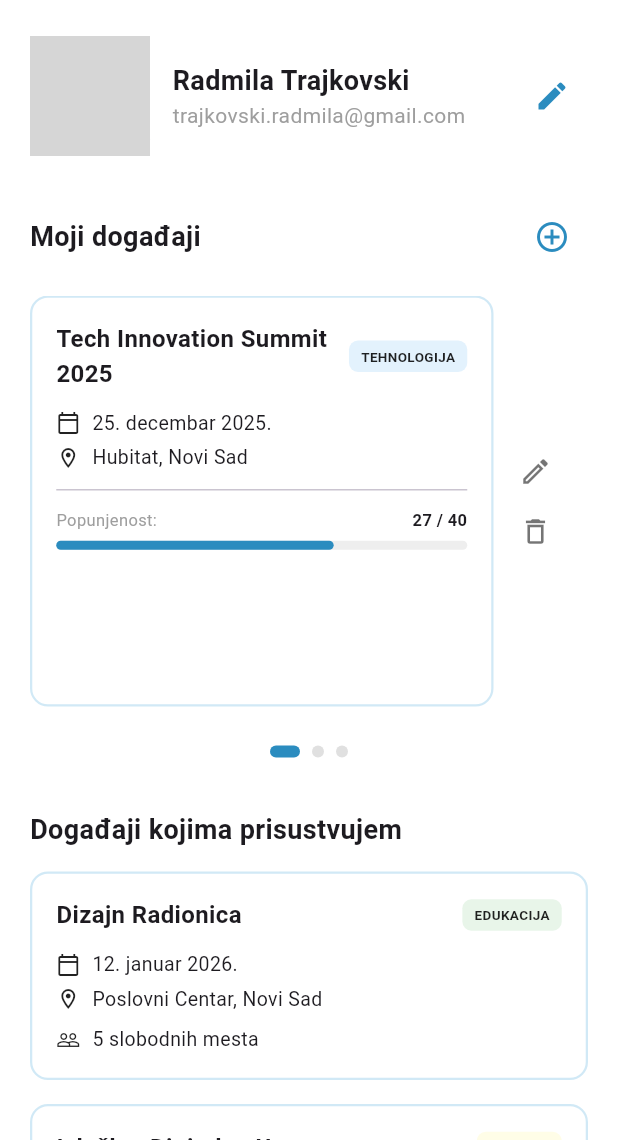
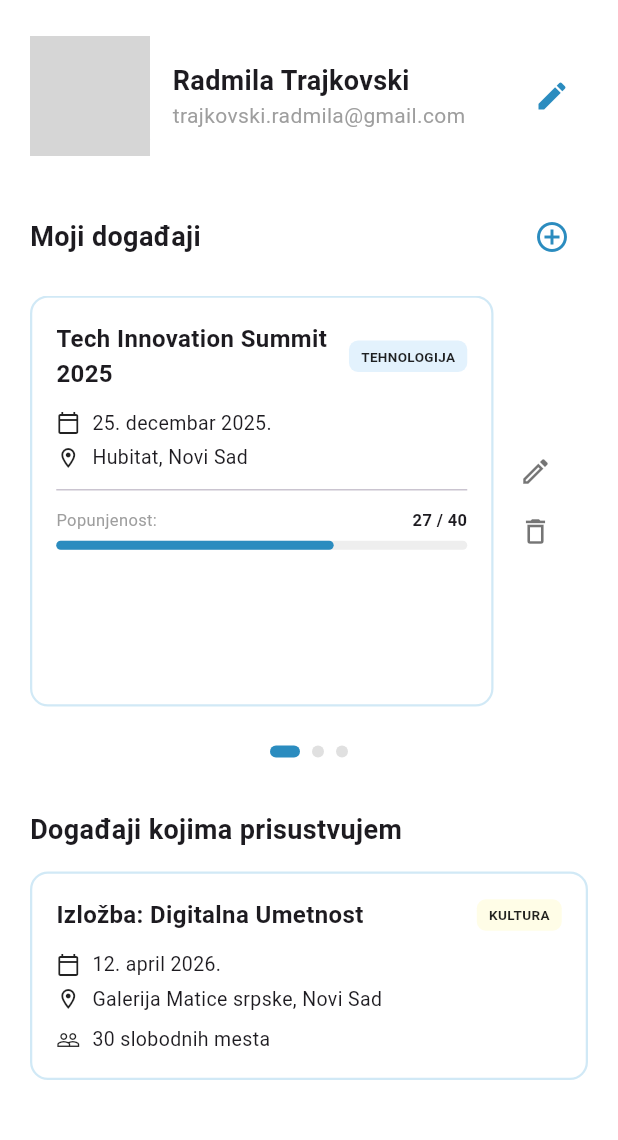
Before and after one commit to radatrajkovski/EventHub, a Flutter app: the ProfileScreen screen opened directly with empty values, on a phone screen of 412 x 824 dp, the part 96-1236 px from its top. Run offline on Flutter 3.47's test engine with Material 3 defaults, Android fonts, the phone set to English and light mode, and no system bars; our stand-ins replace image_picker; grey boxes are pictures that could not be loaded.

```diff
--- a/lib/screens/profile.dart
+++ b/lib/screens/profile.dart
@@ -18,7 +18,6 @@ class _ProfileScreenState extends State<ProfileScreen> {
   final PageController _pageController = PageController();
   int _currentPage = 0;
 
-  // --- PODACI ZA FRONTEND PREZENTACIJU ---
   File? _image;
   final ImagePicker _picker = ImagePicker();
   final TextEditingController _nameController = TextEditingController(
@@ -50,20 +49,6 @@ class _ProfileScreenState extends State<ProfileScreen> {
       spots: 30,
     ),
     EventModel(
-      id: "6",
-      title: "Izložba: Digitalna Umetnost",
-      category: "KULTURA",
-      description:
-          "Pogledajte kako veštačka inteligencija i digitalni alati transformišu klasično slikarstvo. Radovi lokalnih umetnika.",
-      date: "12. april 2026.",
-      time: "18:00h",
-      location: "Galerija Matice srpske, Novi Sad",
-      freeSpots: 30,
-      spots: 60,
-    ),
-  ];
-  final List<EventModel> pristvujem = [
-    EventModel(
       id: "2",
       title: "Dizajn Radionica",
       category: "EDUKACIJA",
@@ -74,12 +59,15 @@ class _ProfileScreenState extends State<ProfileScreen> {
       freeSpots: 5,
       spots: 30,
     ),
+  ];
+
+  final List<EventModel> pristvujem = [
     EventModel(
       id: "6",
       title: "Izložba: Digitalna Umetnost",
       category: "KULTURA",
       description:
-          "Pogledajte kako veštačka inteligencija i digitalni alati transformišu klasično slikarstvo. Radovi lokalnih umetnika.",
+          "Pogledajte kako veštačka inteligencija transformiše slikarstvo.",
       date: "12. april 2026.",
       time: "18:00h",
       location: "Galerija Matice srpske, Novi Sad",
@@ -87,12 +75,20 @@ class _ProfileScreenState extends State<ProfileScreen> {
       spots: 60,
     ),
   ];
+
+
   Future<void> _pickImage() async {
+    try {
       final XFile? pickedFile = await _picker.pickImage(
         source: ImageSource.gallery,
+        maxWidth: 800,
+        imageQuality: 85,
       );
       if (pickedFile != null) {
         setState(() => _image = File(pickedFile.path));
+      }
+    } catch (e) {
+      debugPrint("Greška pri biranju slike: $e");
     }
   }
 
@@ -104,12 +100,16 @@ class _ProfileScreenState extends State<ProfileScreen> {
         child: ListView(
           padding: const EdgeInsets.all(20),
           children: [
-            // LOGO I LOGOUT
+
             Row(
               mainAxisAlignment: MainAxisAlignment.spaceBetween,
               children: [
                 const SizedBox(width: 40),
-                Image.asset('assets/logo2.png', height: 40),
+                Image.asset(
+                  'assets/logo2.png',
+                  height: 40,
+                  errorBuilder: (c, e, s) => const Icon(Icons.broken_image),
+                ),
                 IconButton(
                   icon: const Icon(Icons.logout, color: Colors.grey),
                   onPressed: () => Navigator.pushAndRemoveUntil(
@@ -128,7 +128,7 @@ class _ProfileScreenState extends State<ProfileScreen> {
             _buildProfileHeader(),
             const SizedBox(height: 30),
 
-            // SEKCIJA 1: MOJI DOGAĐAJI (GDE SAM JA ADMIN)
+            // SEKCIJA 1: MOJI DOGAĐAJI
             _buildSectionTitle("Moji događaji", showAdd: true),
             const SizedBox(height: 15),
             SizedBox(
@@ -144,7 +144,7 @@ class _ProfileScreenState extends State<ProfileScreen> {
                     child: EventCard(
                       event: mojiDogadjaji[index],
                       isGuest: widget.isGuest,
-                      isAdmin: true, // Ovo pali ikonice i progress bar
+                      isAdmin: true,
                     ),
                   );
                 },
@@ -154,16 +154,17 @@ class _ProfileScreenState extends State<ProfileScreen> {
             _buildPageIndicator(),
             const SizedBox(height: 35),
 
-            // SEKCIJA 2: DOGAĐAJI KOJIMA PRISUSTVUJEM (GDE SAM GOST)
+            // SEKCIJA 2: DOGAĐAJI KOJIMA PRISUSTVUJEM
             _buildSectionTitle("Događaji kojima prisustvujem", showAdd: false),
             const SizedBox(height: 15),
-
-            // Ovde ređamo obične kartice jednu ispod druge
             ...pristvujem.map(
-              (event) => EventCard(
+              (event) => Padding(
+                padding: const EdgeInsets.only(bottom: 15),
+                child: EventCard(
                   event: event,
                   isGuest: widget.isGuest,
-                isAdmin: false, // Običan izgled bez ikonica
+                  isAdmin: false,
+                ),
               ),
             ),
           ],
@@ -180,12 +181,27 @@ class _ProfileScreenState extends State<ProfileScreen> {
           child: Stack(
             alignment: Alignment.bottomRight,
             children: [
-              CircleAvatar(
-                radius: 40,
-                backgroundColor: Colors.grey.shade200,
-                backgroundImage: _image != null
-                    ? FileImage(_image!)
-                    : const AssetImage('assets/avatar.png') as ImageProvider,
+              Container(
+                width: 80,
+                height: 80,
+                decoration: BoxDecoration(
+                  shape: BoxShape.circle,
+                  color: Colors.grey.shade200,
+                ),
+                child: ClipRRect(
+                  borderRadius: BorderRadius.circular(40),
+                  child: _image != null
+                      ? Image.file(_image!, fit: BoxFit.cover)
+                      : Image.asset(
+                          'assets/avatar.png',
+                          fit: BoxFit.cover,
+                          errorBuilder: (c, e, s) => const Icon(
+                            Icons.person,
+                            size: 40,
+                            color: Colors.grey,
+                          ),
+                        ),
+                ),
               ),
               Container(
                 padding: const EdgeInsets.all(4),
@@ -208,13 +224,21 @@ class _ProfileScreenState extends State<ProfileScreen> {
             crossAxisAlignment: CrossAxisAlignment.start,
             children: [
               if (_isEditing)
-                TextField(
+                SizedBox(
+                  height: 30,
+                  child: TextField(
                     controller: _nameController,
+                    autofocus: true,
                     style: const TextStyle(
                       fontSize: 18,
                       fontWeight: FontWeight.bold,
                     ),
-                  decoration: const InputDecoration(isDense: true),
+                    decoration: const InputDecoration(
+                      contentPadding: EdgeInsets.zero,
+                      isDense: true,
+                      border: UnderlineInputBorder(),
+                    ),
+                  ),
                 )
               else
                 Text(
@@ -234,7 +258,6 @@ class _ProfileScreenState extends State<ProfileScreen> {
         IconButton(
           icon: Icon(
             _isEditing ? Icons.check_circle : Icons.edit,
-
             color: const Color(0xFF2B8CBF),
           ),
           onPressed: () => setState(() => _isEditing = !_isEditing),
@@ -258,7 +281,6 @@ class _ProfileScreenState extends State<ProfileScreen> {
               color: Color(0xFF2B8CBF),
             ),
             onPressed: () {
-
               Navigator.push(
                 context,
                 MaterialPageRoute(
@@ -279,7 +301,7 @@ class _ProfileScreenState extends State<ProfileScreen> {
         (index) => AnimatedContainer(
           duration: const Duration(milliseconds: 300),
           margin: const EdgeInsets.symmetric(horizontal: 4),
-          width: _currentPage == index ? 20 : 8, // Efekat aktivne stranice
+          width: _currentPage == index ? 20 : 8,
           height: 8,
           decoration: BoxDecoration(
             borderRadius: BorderRadius.circular(4),
--- a/lib/widgets/customtTextField.dart
+++ b/lib/widgets/customtTextField.dart
@@ -18,24 +18,23 @@ class CustomTextField extends StatelessWidget {
   Widget build(BuildContext context) {
     return SizedBox(
       width: width,
-      height: 56, // Povećao sam na 56 da se slaže sa tvojim PrimaryButton
+      height: 56,
       child: TextField(
         controller: controller,
         keyboardType: keyboardType,
         textAlignVertical:
-            TextAlignVertical.center, // Centrira tekst vertikalno
+            TextAlignVertical.center,
         decoration: InputDecoration(
           hintText: hintText,
           hintStyle: TextStyle(color: Colors.grey.shade400, fontSize: 14),
           contentPadding: const EdgeInsets.symmetric(horizontal: 16),
-          // BORDER KADA POLJE MIRUJE
+
           enabledBorder: OutlineInputBorder(
             borderRadius: BorderRadius.circular(10),
             borderSide: const BorderSide(
               color: Color(0xFFADD8E6),
-            ), // Svetlo plava kao na tvom dizajnu
+            ),
           ),
-          // BORDER KADA KLIKNEŠ NA POLJE
           focusedBorder: OutlineInputBorder(
             borderRadius: BorderRadius.circular(10),
             borderSide: const BorderSide(
--- a/lib/widgets/passwordTextField.dart
+++ b/lib/widgets/passwordTextField.dart
@@ -16,21 +16,20 @@ class _PasswordTextFieldState extends State<PasswordTextField> {
   @override
   Widget build(BuildContext context) {
     return SizedBox(
-      width: 350,
-      height: 48,
+      width: 321,
+      height: 56,
       child: TextField(
         controller: widget.controller,
         obscureText: _obscureText,
+        style: const TextStyle(fontSize: 14),
         decoration: InputDecoration(
           hintText: widget.hintText,
-          contentPadding: const EdgeInsets.symmetric(
-            horizontal: 16,
-            vertical: 14,
-          ),
+          hintStyle: TextStyle(color: Colors.grey.shade400, fontSize: 14),
+          contentPadding: const EdgeInsets.only(left: 16, right: 0),
           border: OutlineInputBorder(borderRadius: BorderRadius.circular(10)),
           enabledBorder: OutlineInputBorder(
             borderRadius: BorderRadius.circular(10),
-            borderSide: const BorderSide(color: Color(0xFF2B8CBF)),
+            borderSide: const BorderSide(color: Color(0xFFADD8E6)),
           ),
           focusedBorder: OutlineInputBorder(
             borderRadius: BorderRadius.circular(10),
```
Lines whose indentation alone changed are shown as unchanged.
